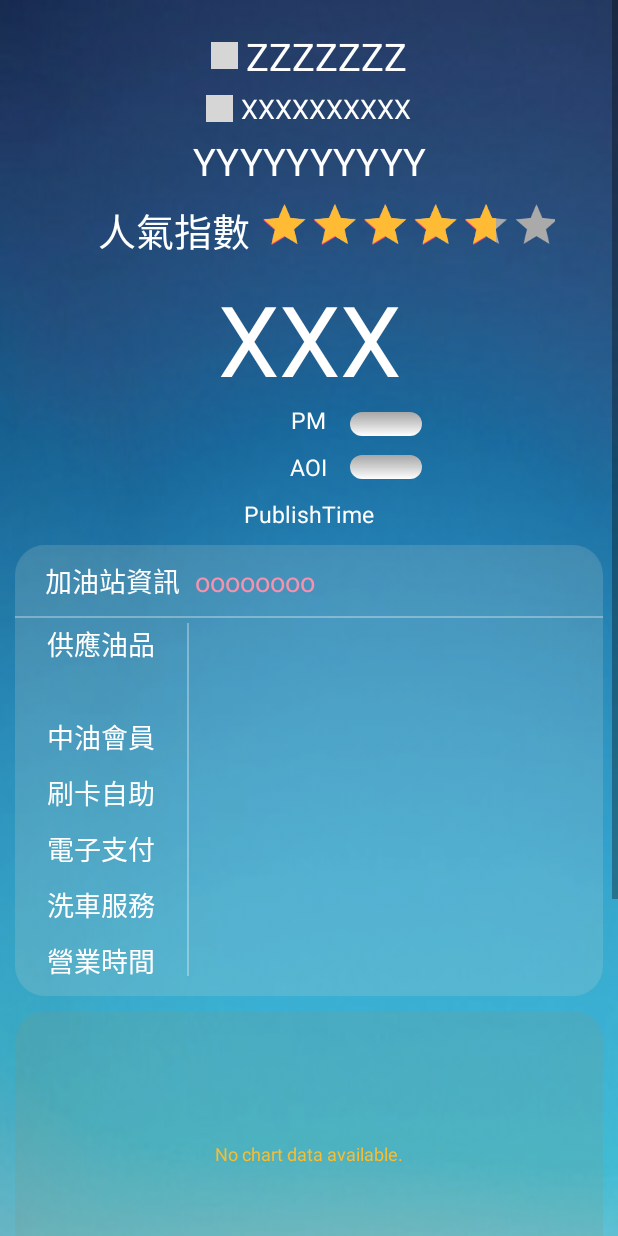
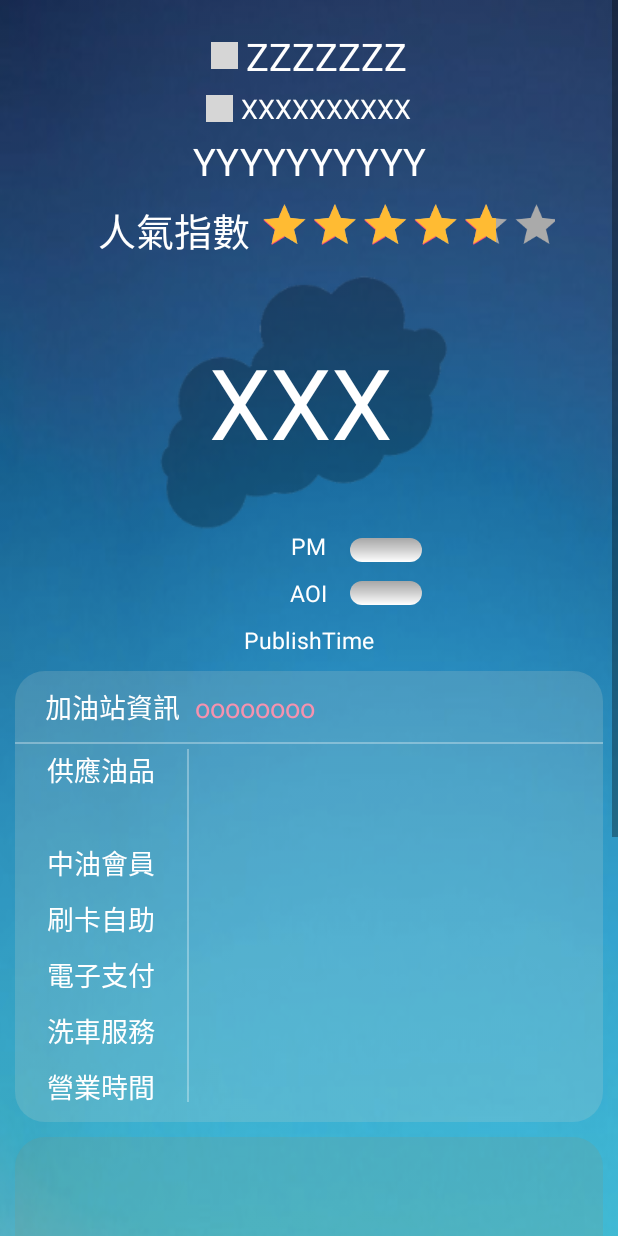
Before and after one commit to empirejames/CPC, an Android app: the layout activity_detail.xml on its own in the app's theme, with its tools: preview values and no code run, on a phone screen of 412 x 824 dp. Run offline under Robolectric (Android 15) with nearby library versions, the phone set to English and light mode, and no system bars; plain views replace GifView; grey boxes are pictures that could not be loaded.

Commit message:
adding info button and air icon in background

```diff
--- a/app/src/main/res/layout/activity_detail.xml
+++ b/app/src/main/res/layout/activity_detail.xml
@@ -141,9 +141,11 @@
 
                 <TextView
                     android:id="@+id/curStates"
-                    android:layout_width="fill_parent"
+                    android:layout_width="wrap_content"
                     android:layout_height="wrap_content"
+                    android:background="@drawable/air_clear"
                     android:gravity="center"
+                    android:layout_marginLeft="100dp"
                     android:text="XXX"
                     android:textColor="#FFFFFF"
                     android:textSize="65sp" />
--- a/app/src/main/res/layout/my_dialog.xml
+++ b/app/src/main/res/layout/my_dialog.xml
@@ -42,6 +42,7 @@
 
         <TextView
             android:id="@+id/ratingbarText"
+            android:visibility="gone"
             android:layout_width="wrap_content"
             android:layout_height="wrap_content"
             android:text="人氣指數"
@@ -53,6 +54,7 @@
             android:layout_marginBottom="15dp" />
         <RatingBar
             android:id="@+id/ratingBarSelect"
+            android:visibility="gone"
             android:rating="4"
             android:numStars="5"
             android:scaleX="0.7"
```
Also changed, not shown: app/src/main/res/drawable/ic_info_white_24dp.xml (added, +9 -0 lines), app/src/main/res/menu/main.xml (+9 -3 lines), app/src/main/res/drawable/air_clear.png (added), app/src/main/res/mipmap-xxhdpi/ic_action_filter.png (renamed from app/src/main/res/mipmap-hdpi/ic_action_filter.png), app/src/main/res/mipmap-xxhdpi/map.jpg (deleted).
